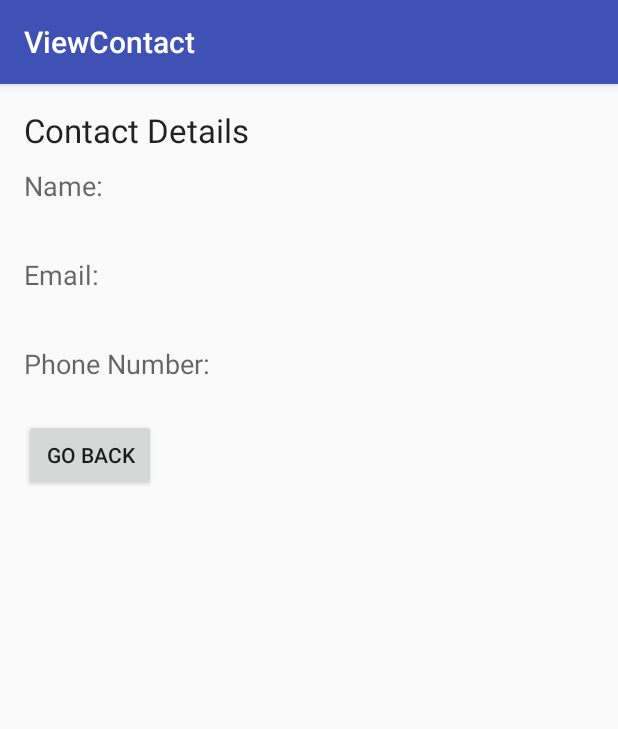
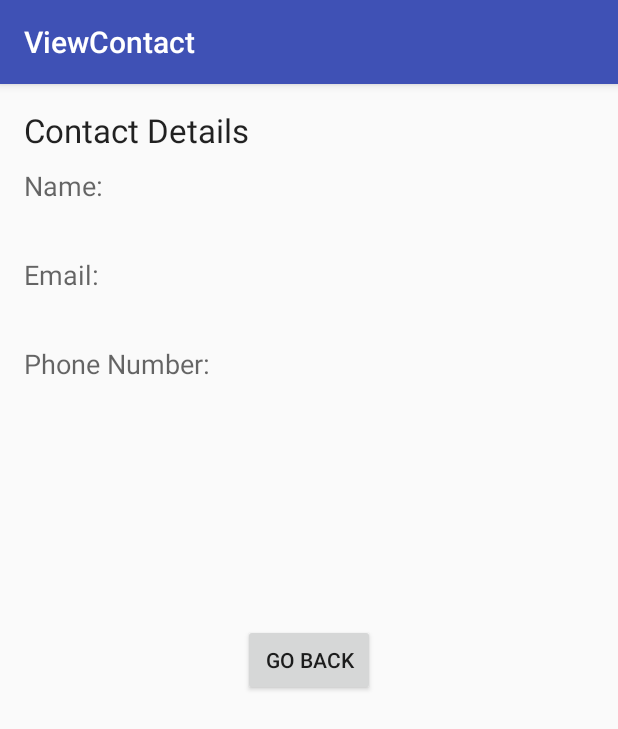
Before and after one commit to pdean1/PatrickDeanContacts, an Android app: the ViewContact screen opened directly, with no data from a screen before it, on a phone screen of 412 x 824 dp. Shown: the top 729 px of the screen. Run offline under Robolectric (Android 15) with nearby library versions, the phone set to English and light mode, and no system bars; 3 statements that could not run were skipped.

```diff
--- a/app/src/main/res/layout/content_view_contact.xml
+++ b/app/src/main/res/layout/content_view_contact.xml
@@ -92,9 +92,7 @@
         android:layout_height="wrap_content"
         android:text="Go Back"
         android:id="@+id/bGoBack"
-        android:onClick="clickGoBack"
-        android:layout_below="@+id/tvPhone"
-        android:layout_alignParentLeft="true"
-        android:layout_alignParentStart="true" />
-
+        android:layout_centerVertical="true"
+        android:layout_centerHorizontal="true"
+        android:onClick="clickGoBack" />
 </RelativeLayout>
```
